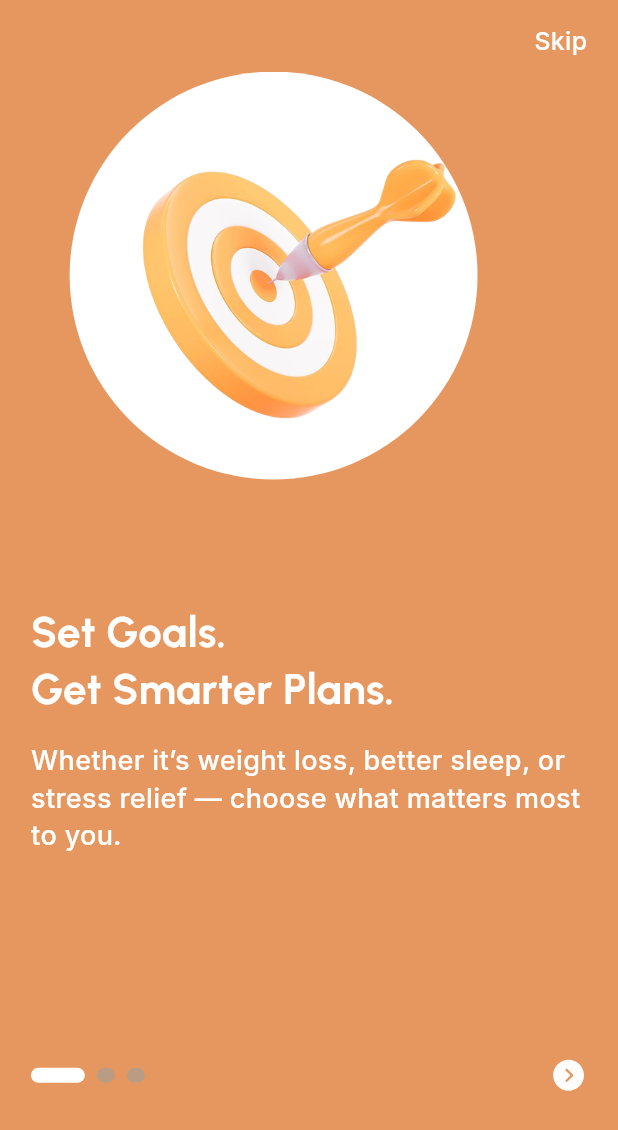
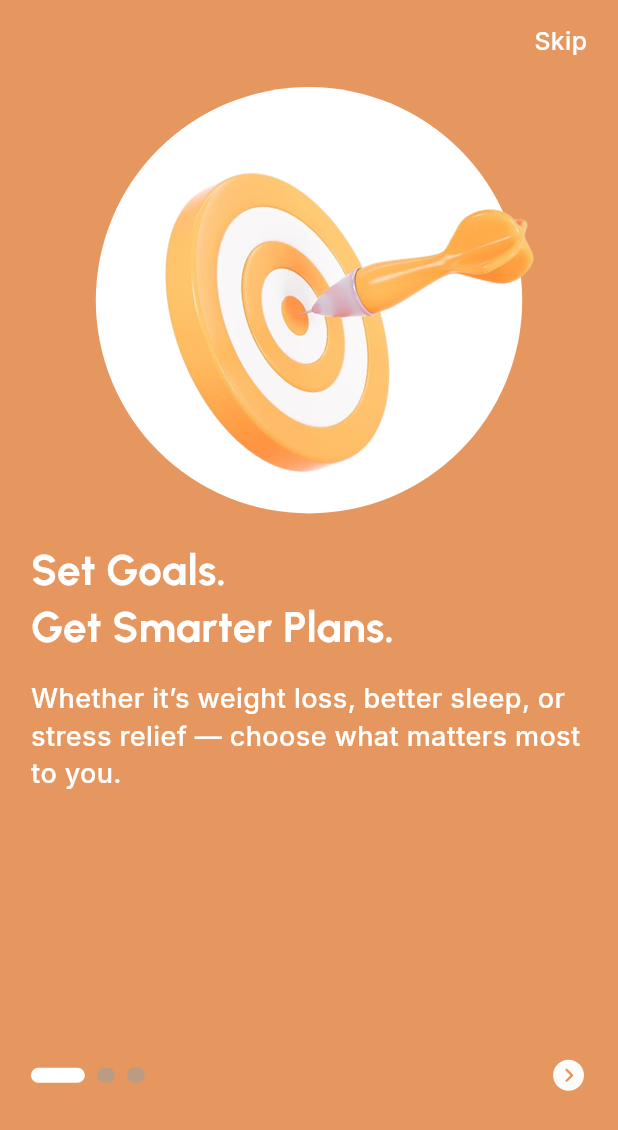
Before and after one commit to developerbazaar1/jimmy-sir-app, a Flutter app: the screen it shows after launch, on a phone screen of 412 x 824 dp. Shown: the top 1130 px of the screen. Run offline on Flutter 3.47's test engine with Material 3 defaults, Android fonts, the phone set to English and light mode, and no system bars; drawn by our look-alikes of smooth_page_indicator; our stand-ins replace connectivity_plus, file_picker, flutter_riverpod, flutter_svg, fluttertoast, get and 3 more; project files that could hold a hidden picture were left out.

Commit message:
onboarding animation work

```diff
--- a/lib/features/onbaording/presentation/screens/onboarding_screen.dart
+++ b/lib/features/onbaording/presentation/screens/onboarding_screen.dart
@@ -1,7 +1,6 @@
 import 'package:flutter/material.dart';
 import 'package:flutter_riverpod/flutter_riverpod.dart';
 import 'package:flutter_svg/svg.dart';
-import 'package:google_fonts/google_fonts.dart';
 import 'package:jimmy_sir_app/core/components/apptext/inter_apptext.dart';
 import 'package:jimmy_sir_app/core/components/apptext/urban_apptext.dart';
 import 'package:jimmy_sir_app/core/constants/app_colors.dart';
@@ -69,6 +68,7 @@ class _OnboardingScreenState extends ConsumerState<OnboardingScreen> {
               ),
             ),
             SizedBox(height: height * 0.01),
+
             Expanded(
               child: PageView.builder(
                 // physics: const NeverScrollableScrollPhysics(),
@@ -77,11 +77,13 @@ class _OnboardingScreenState extends ConsumerState<OnboardingScreen> {
                 onPageChanged: (index) =>
                     ref.read(onboardingPageProvider.notifier).state = index,
                 itemBuilder: (context, index) {
-                  return _OnboardingPage(pages[index]);
+                  return _OnboardingPage(
+                    pages[index],
+                    key: ValueKey(pages[index].imagePath),
+                  );
                 },
               ),
             ),
-
             Padding(
               padding: EdgeInsets.symmetric(
                 horizontal: width * 0.05,
@@ -101,14 +103,9 @@ class _OnboardingScreenState extends ConsumerState<OnboardingScreen> {
                     ),
                   ),
                   GestureDetector(
-                    onTap: () {
+                    onTap: () async {
                       if (currentPage < pages.length - 1) {
                         pageController.jumpToPage(currentPage + 1);
-
-                        // pageController.nextPage(
-                        //   duration: const Duration(milliseconds: 300),
-                        //   curve: Curves.easeInCirc,
-                        // );
                       } else {
                         // Finish onboarding
                       }
@@ -149,71 +146,105 @@ class _OnboardingPage extends ConsumerWidget {
 
   const _OnboardingPage(this.model, {super.key});
 
+  // Minimal helper to map image → index (so we can vary the effect per page)
+  int _pageIndexFor(String path) {
+    if (path == AppImages.onboarding_11) return 0;
+    if (path == AppImages.onboarding_22) return 1;
+    return 2;
+  }
+
   @override
   Widget build(BuildContext context, WidgetRef ref) {
     final width = MediaQuery.sizeOf(context).width;
     final height = MediaQuery.sizeOf(context).height;
     final currentPage = ref.watch(onboardingPageProvider);
 
+    final pageIndex = _pageIndexFor(model.imagePath);
+    final isCurrent = currentPage == pageIndex;
+    final double targetOpacity = isCurrent ? 1.0 : 0.0;
+    final double targetScale = (pageIndex == 2)
+        ? (isCurrent ? 1.0 : 0.88)
+        : (isCurrent ? 1.0 : 0.10);
+
+    final double targetTurns = (isCurrent && pageIndex == 1)
+        ? 0.0
+        : (isCurrent && pageIndex == 2)
+        ? (11.0 / 360.0)
+        : (12.0 / 360.0);
+
+    final Offset slideOffset = (pageIndex == 1)
+        ? (isCurrent ? Offset.zero : const Offset(0.4, 0.0))
+        : (pageIndex == 2)
+        ? (isCurrent ? const Offset(0.0, -0.16) : Offset.zero)
+        : Offset.zero;
+
     return Column(
-      crossAxisAlignment: CrossAxisAlignment.start,
+      crossAxisAlignment: CrossAxisAlignment.center,
       children: [
-        /// AnimatedSwitcher handles image transitions
-        // AnimatedSwitcher(
-        //   duration: const Duration(milliseconds: 600),
-        //   transitionBuilder: (child, animation) {
-        //     return FadeTransition(
-        //       opacity: animation,
-        //       child: ScaleTransition(scale: animation, child: child),
-        //     );
-        //   },
-        //   child: Container(
-        //     key: ValueKey<String>(model.imagePath),
-        //     height: height * 0.33,
-        //     // decoration: const BoxDecoration(
-        //     //   shape: BoxShape.circle,
-        //     //   color: Colors.white,
-        //     // ),
-        //     child: Image.asset(model.imagePath, fit: BoxFit.contain),
-        //   ),
-        // ),
-        AnimatedSwitcher(
-          duration: const Duration(milliseconds: 600),
-          transitionBuilder: (child, animation) {
-            final offsetAnimation =
-                Tween<Offset>(
-                  begin: const Offset(1, 0),
-                  end: Offset.zero,
-                ).animate(
-                  CurvedAnimation(parent: animation, curve: Curves.easeOutBack),
-                );
+        Stack(
+          children: [
+            Align(
+              alignment: Alignment.center,
+              child: Container(
+                height: height * 0.37,
+                width: width * 0.69,
+                decoration: const BoxDecoration(
+                  shape: BoxShape.circle,
+                  color: Colors.white,
+                ),
+              ),
+            ),
 
-            return SlideTransition(
-              position: offsetAnimation,
-              textDirection: TextDirection.ltr,
-              child: FadeTransition(opacity: animation, child: child),
-            );
-          },
-          child: TweenAnimationBuilder<double>(
-            key: ValueKey<String>(model.imagePath),
-            tween: Tween<double>(begin: 0.8, end: 1.0),
-            duration: const Duration(milliseconds: 600),
-            builder: (context, scale, child) {
-              return Transform.scale(
-                scale: scale,
-                child: Container(
-                  height: height * 0.33,
-                  decoration: BoxDecoration(
-                    shape: BoxShape.circle,
-                    color: Colors.white,
+            Positioned(
+              child: SizedBox(
+                height: height * 0.38,
+                child: Center(
+                  child: AnimatedContainer(
+                    duration: const Duration(milliseconds: 800),
+                    // curve: Curves.easeOutBack,
+                    child: AnimatedOpacity(
+                      duration: const Duration(milliseconds: 400),
+                      // curve: Curves.easeOut,
+                      opacity: targetOpacity,
+                      child: AnimatedSlide(
+                        // <-- added
+                        duration: const Duration(milliseconds: 500),
+                        offset: slideOffset,
+                        child: AnimatedScale(
+                          duration: isCurrent
+                              ? const Duration(
+                                  milliseconds: 700,
+                                ) // nice elastic bump when entering
+                              : const Duration(
+                                  milliseconds: 260,
+                                ), // quick blow-out when leaving
+                          curve: Curves.easeOutCubic,
+                          scale: targetScale,
+                          child: AnimatedRotation(
+                            duration: const Duration(milliseconds: 500),
+                            curve: Curves.easeOut,
+                            turns: targetTurns,
+                            child: ClipRRect(
+                              borderRadius: BorderRadius.circular(10),
+                              child: Image.asset(
+                                model.imagePath,
+                                width: height * 0.38,
+                                height: height * 0.40,
+                                fit: BoxFit.cover,
+                              ),
+                            ),
+                          ),
+                        ),
+                      ),
+                    ),
                   ),
-                  child: Image.asset(model.imagePath, fit: BoxFit.contain),
                 ),
-              );
-            },
-          ),
+              ),
+            ),
+          ],
         ),
-        SizedBox(height: height * 0.1),
+
+        // SizedBox(height: height * 0.1),
         Padding(
           padding: EdgeInsets.symmetric(horizontal: width * 0.05),
           child: Column(
@@ -224,7 +255,6 @@ class _OnboardingPage extends ConsumerWidget {
                 textAlign: TextAlign.start,
                 fontSize: 28,
                 fontWeight: FontWeight.w700,
-
                 color: Colors.white,
               ),
               SizedBox(height: height * 0.02),
@@ -243,3 +273,78 @@ class _OnboardingPage extends ConsumerWidget {
     );
   }
 }
+
+
+
+
+
+
+
+
+
+
+
+
+
+
+
+
+
+
+
+
+
+
+//-----------------------wrough work--------------
+
+
+   // final double targetScale = isCurrent
+    //     ? 1.0
+    //     : 0.12;
+    // final double targetTurns = (isCurrent && pageIndex == 1)
+    //     ? 0.0
+    //     : (isCurrent && pageIndex == 2)
+    //     ? (11.0 / 360.0)
+    //     : (12.0 / 360.0);
+    // // ? (-10.0 / 320.0) // <-- clockwise on 3rd index
+    // // : (10.0 / 360.0); // this is for all image
+    // // ? -(10.0 / 360.0) // anti-clockwise 45° for page 3
+    // // : (13.0 / 360.0); // small idle tilt for others
+
+    // // Slide:
+    // // - index 1: right → center (your existing)
+    // // - index 2: left → center (new)
+
+    // final Offset slideOffset = (pageIndex == 1)
+    //     ? (isCurrent ? Offset.zero : const Offset(0.4, 0.0))
+    //     : (pageIndex == 2)
+    //     ? (isCurrent ? Offset.zero : const Offset(0.0, 0.0))
+    //     : Offset.zero;
+    // // final Offset slideOffset = (pageIndex == 1)
+    // //     ? (isCurrent ? Offset.zero : const Offset(0.4, 0.0))
+    // //     : (pageIndex == 2)
+    // //     ? (isCurrent ? Offset.zero : const Offset(-0.4, 0.0))
+    // //     : Offset.zero;
+
+
+
+
+
+ // AnimatedSwitcher(
+        //   duration: const Duration(milliseconds: 600),
+        //   transitionBuilder: (child, animation) {
+        //     return FadeTransition(
+        //       opacity: animation,
+        //       child: ScaleTransition(scale: animation, child: child),
+        //     );
+        //   },
+        //   child: Container(
+        //     key: ValueKey<String>(model.imagePath),
+        //     height: height * 0.33,
+        //     // decoration: const BoxDecoration(
+        //     //   shape: BoxShape.circle,
+        //     //   color: Colors.white,
+        //     // ),
+        //     child: Image.asset(model.imagePath, fit: BoxFit.contain),
+        //   ),
+        // ),
```
